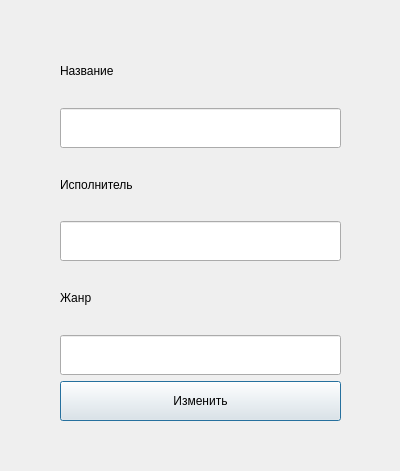
fptitsyn/labs, file modifydialog.ui: the form before one commit.
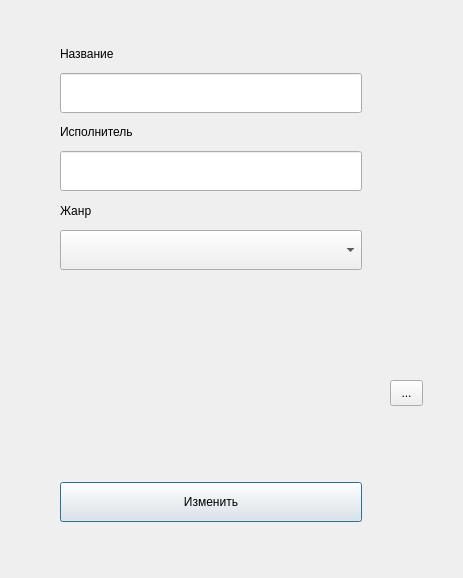
The form after the commit.

Diff of the .ui file:
```diff
--- a/modifydialog.ui
+++ b/modifydialog.ui
@@ -6,20 +6,20 @@
    <rect>
     <x>0</x>
     <y>0</y>
-    <width>400</width>
-    <height>471</height>
+    <width>463</width>
+    <height>578</height>
    </rect>
   </property>
   <property name="windowTitle">
    <string>Редактирование записи</string>
   </property>
-  <widget class="QWidget" name="">
+  <widget class="QWidget" name="layoutWidget">
    <property name="geometry">
     <rect>
      <x>60</x>
      <y>40</y>
-     <width>281</width>
-     <height>381</height>
+     <width>302</width>
+     <height>482</height>
     </rect>
    </property>
    <layout class="QVBoxLayout" name="verticalLayout">
@@ -65,7 +65,7 @@
      </widget>
     </item>
     <item>
-     <widget class="QLineEdit" name="lineEdit_3">
+     <widget class="QComboBox" name="comboBox">
       <property name="minimumSize">
        <size>
         <width>0</width>
@@ -74,6 +74,25 @@
       </property>
      </widget>
     </item>
+    <item>
+     <widget class="QLabel" name="label_4">
+      <property name="minimumSize">
+       <size>
+        <width>300</width>
+        <height>200</height>
+       </size>
+      </property>
+      <property name="text">
+       <string/>
+      </property>
+      <property name="scaledContents">
+       <bool>true</bool>
+      </property>
+      <property name="margin">
+       <number>0</number>
+      </property>
+     </widget>
+    </item>
     <item>
      <widget class="QPushButton" name="pushButton">
       <property name="minimumSize">
@@ -89,6 +108,19 @@
     </item>
    </layout>
   </widget>
+  <widget class="QToolButton" name="toolButton">
+   <property name="geometry">
+    <rect>
+     <x>390</x>
+     <y>380</y>
+     <width>33</width>
+     <height>26</height>
+    </rect>
+   </property>
+   <property name="text">
+    <string>...</string>
+   </property>
+  </widget>
  </widget>
  <resources/>
  <connections/>
```
